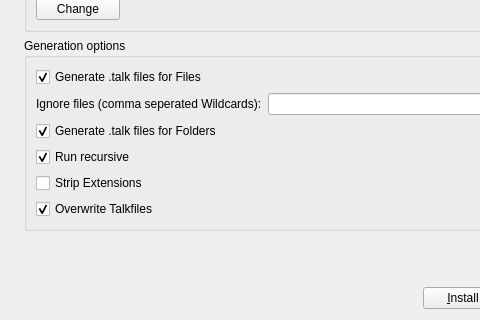
Old version of the form rbutil/rbutilqt/installtalkfrm.ui in the repository Rockbox-Chinese-Community/Rockbox-RCC; both pictures show x 0 to 480 and y 130 to 450 of the 600 by 450 pixel window.
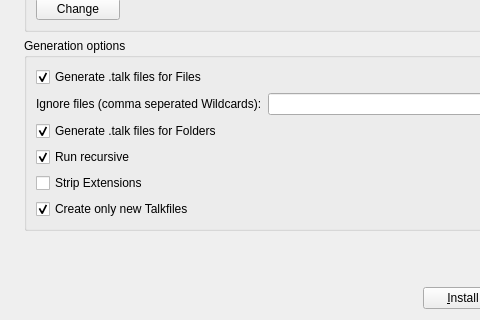
New version of the form. Icons and pictures are not drawn.

Commit message: rbutil: rework and rename the "dont overwrite talkfiles" option so it really generates only new Talkfiles.

The edit to the form file:
```diff
--- a/rbutil/rbutilqt/installtalkfrm.ui
+++ b/rbutil/rbutilqt/installtalkfrm.ui
@@ -218,7 +218,7 @@
       <item row="7" column="0">
        <widget class="QCheckBox" name="OverwriteTalk">
         <property name="text">
-         <string>Overwrite Talkfiles</string>
+         <string>Create only new Talkfiles</string>
         </property>
         <property name="checked">
          <bool>true</bool>
```
Left out of the diff: 2 changed lines with no effect on the pictures. The commit also changes 3 other files.
